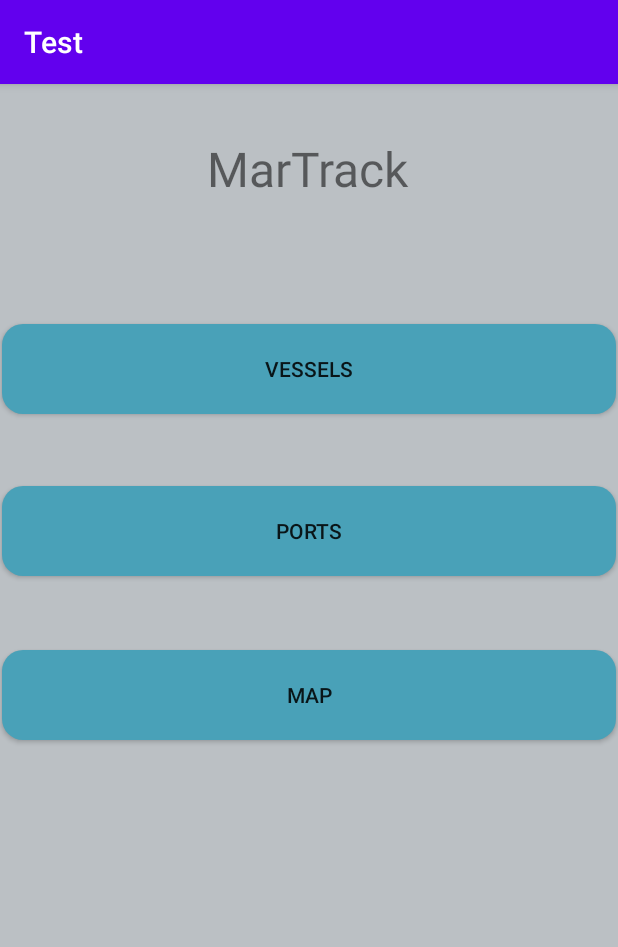
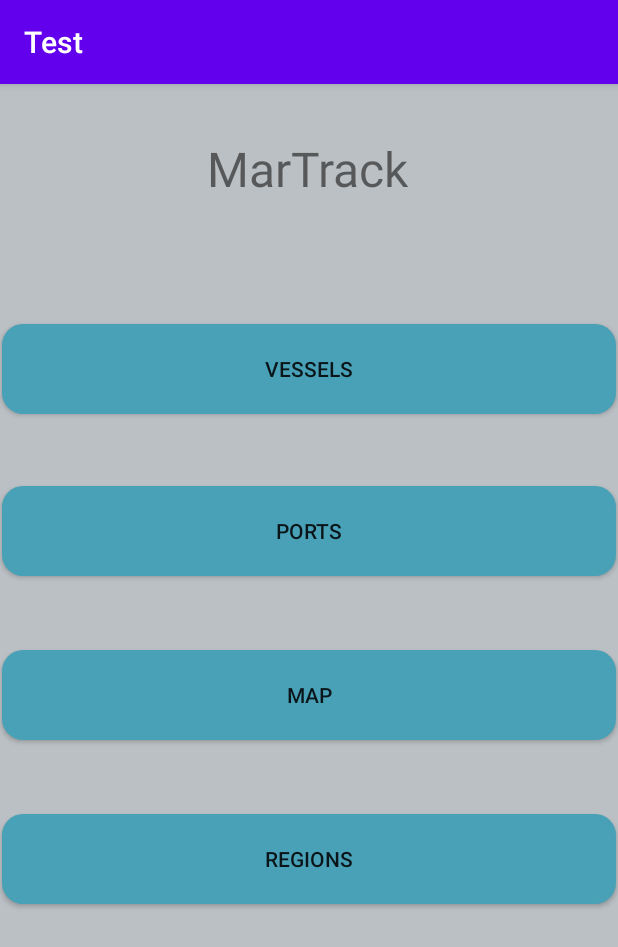
Before and after one commit to AaronSwin/Martrack, an Android app: the screen it shows after launch (MainActivity), on a phone screen of 412 x 824 dp. Shown: the top 947 px of the screen. Run offline under Robolectric (Android 15) with nearby library versions, the phone set to English and light mode, and no system bars; our stand-ins replace Volley.

Commit message:
Regions Button added

```diff
--- a/app/src/main/res/layout/activity_main.xml
+++ b/app/src/main/res/layout/activity_main.xml
@@ -30,6 +30,32 @@
         app:layout_constraintStart_toStartOf="parent"
         app:layout_constraintTop_toBottomOf="@+id/btnVessels" />
 
+    <TextView
+        android:id="@+id/txtMartrack"
+        android:layout_width="wrap_content"
+        android:layout_height="wrap_content"
+        android:text="MarTrack"
+        app:layout_constraintBottom_toTopOf="@+id/btnVessels"
+        app:layout_constraintEnd_toEndOf="parent"
+        app:layout_constraintHorizontal_bias="0.498"
+        app:layout_constraintStart_toStartOf="parent"
+        app:layout_constraintTop_toTopOf="parent"
+        app:layout_constraintVertical_bias="0.297"
+        android:textSize="32dp"/>
+
+    <Button
+        android:id="@+id/btnRegion"
+        android:layout_width="409dp"
+        android:layout_height="wrap_content"
+        android:layout_marginTop="49dp"
+        android:background="@drawable/button_background"
+        android:text="Regions"
+        app:layout_constraintBottom_toBottomOf="parent"
+        app:layout_constraintEnd_toEndOf="parent"
+        app:layout_constraintStart_toStartOf="parent"
+        app:layout_constraintTop_toBottomOf="@+id/btnMap"
+        app:layout_constraintVertical_bias="0.0" />
+
     <Button
         android:id="@+id/btnMap"
         android:layout_width="409dp"
@@ -43,17 +69,4 @@
         app:layout_constraintTop_toBottomOf="@+id/btnPorts"
         app:layout_constraintVertical_bias="0.0" />
 
-    <TextView
-        android:id="@+id/txtMartrack"
-        android:layout_width="wrap_content"
-        android:layout_height="wrap_content"
-        android:text="MarTrack"
-        app:layout_constraintBottom_toTopOf="@+id/btnVessels"
-        app:layout_constraintEnd_toEndOf="parent"
-        app:layout_constraintHorizontal_bias="0.498"
-        app:layout_constraintStart_toStartOf="parent"
-        app:layout_constraintTop_toTopOf="parent"
-        app:layout_constraintVertical_bias="0.297"
-        android:textSize="32dp"/>
-
 </androidx.constraintlayout.widget.ConstraintLayout>
```
